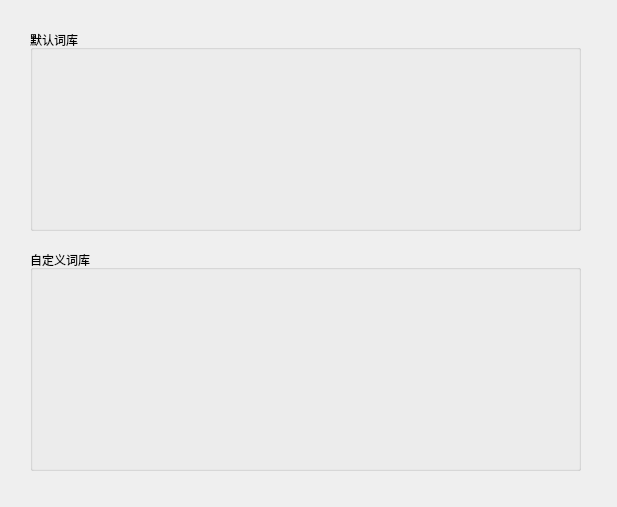
Before: the Qt Designer form WordLite/learnwidget.ui in Staaaaaaaaar/WordHub, drawn with Qt 5.
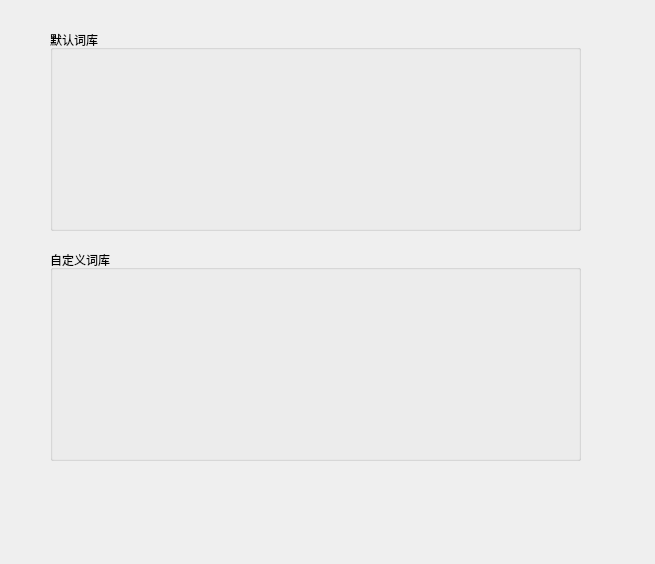
After: the same form once the commit is applied. The open tabs and pages were chosen to show the change.

What changed in the file:
```diff
--- a/WordLite/learnwidget.ui
+++ b/WordLite/learnwidget.ui
@@ -6,8 +6,8 @@
    <rect>
     <x>0</x>
     <y>0</y>
-    <width>617</width>
-    <height>507</height>
+    <width>655</width>
+    <height>564</height>
    </rect>
   </property>
   <property name="windowTitle">
@@ -17,9 +17,9 @@
    <property name="geometry">
     <rect>
      <x>10</x>
-     <y>10</y>
-     <width>601</width>
-     <height>491</height>
+     <y>20</y>
+     <width>621</width>
+     <height>541</height>
     </rect>
    </property>
    <property name="currentIndex">
@@ -29,10 +29,10 @@
     <widget class="QGroupBox" name="customizeBox">
      <property name="geometry">
       <rect>
-       <x>20</x>
-       <y>240</y>
-       <width>551</width>
-       <height>221</height>
+       <x>40</x>
+       <y>230</y>
+       <width>531</width>
+       <height>211</height>
       </rect>
      </property>
      <property name="title">
@@ -43,8 +43,8 @@
        <rect>
         <x>40</x>
         <y>40</y>
-        <width>471</width>
-        <height>161</height>
+        <width>451</width>
+        <height>151</height>
        </rect>
       </property>
       <layout class="QGridLayout" name="customizeLayout" rowminimumheight="0" columnminimumwidth="0">
@@ -57,9 +57,9 @@
     <widget class="QGroupBox" name="defaultBox">
      <property name="geometry">
       <rect>
-       <x>20</x>
-       <y>20</y>
-       <width>551</width>
+       <x>40</x>
+       <y>10</y>
+       <width>531</width>
        <height>201</height>
       </rect>
      </property>
@@ -71,7 +71,7 @@
        <rect>
         <x>40</x>
         <y>40</y>
-        <width>471</width>
+        <width>451</width>
         <height>141</height>
        </rect>
       </property>
```
Left out of the diff: 10 changed lines with no effect on the pictures.
